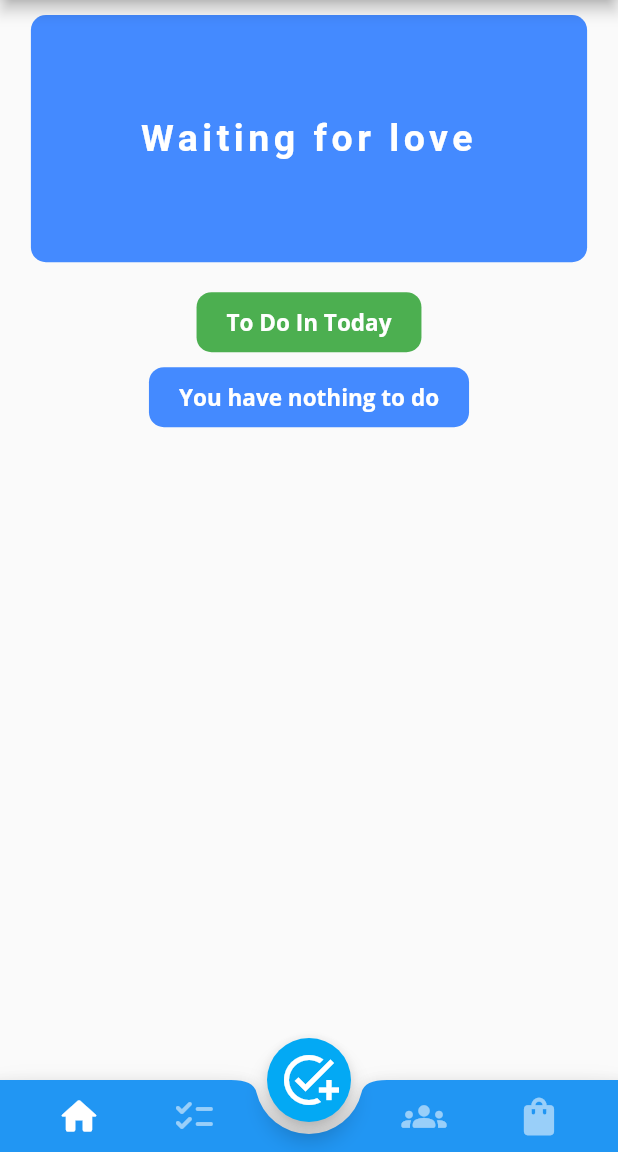
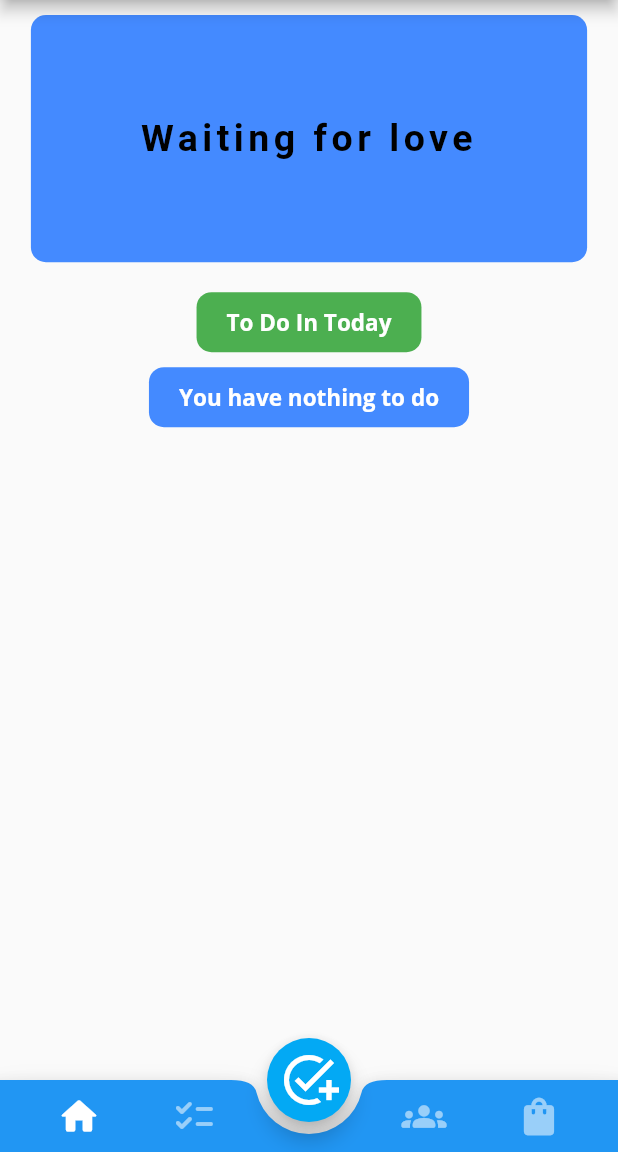
Before and after one commit to SilentCatD/CheckBird, a Flutter app: the screen it shows once a user with an empty profile is signed in, on a phone screen of 412 x 824 dp, the part 84-1236 px from its top. Run offline on Flutter 3.47's test engine with Material 2 defaults, Android fonts, the phone set to English and light mode, and no system bars; our stand-ins replace awesome_notifications, chewie, cloud_firestore, date_time_picker, firebase_auth, firebase_core and 10 more; missing offline and left inert: flutter_material_color_picker, ntp; accounts and stored records are empty; network calls fail; Roboto replaces fonts that are missing (DancingScript).

Commit message:
bug free

```diff
--- a/lib/screens/create_task/create_todo_screen.dart
+++ b/lib/screens/create_task/create_todo_screen.dart
@@ -29,7 +29,7 @@ class _CreateTodoScreenState extends State<CreateTodoScreen> {
   DateTime? _dueDate;
   DateTime? _notification;
   List<bool> _habitLoop = List.filled(7, true);
-  var _habitError = false; // phèn, mà hết cách rồi, nghĩ không ra
+  var _habitError = false; //
   bool _showWarning = false;
 
   @override
--- a/lib/screens/create_task/widgets/create_todo_appbar.dart
+++ b/lib/screens/create_task/widgets/create_todo_appbar.dart
@@ -14,12 +14,13 @@ class CreateTodoAppbar extends StatelessWidget implements PreferredSizeWidget {
       elevation: 0,
       title: Text(
         todoName == null ? "Create todo" : "Edit todo",
-        style: TextStyle(
+        style:  TextStyle(
+          color: Theme.of(context).shadowColor,
             fontWeight: FontWeight.bold),
       ),
       leading: IconButton(
         icon: const Icon(Icons.arrow_back),
-        color: Theme.of(context).primaryColor,
+        color: Theme.of(context).shadowColor,
         onPressed: () {
           Navigator.of(context).pop();
         },
--- a/lib/screens/groups/groups_screen.dart
+++ b/lib/screens/groups/groups_screen.dart
@@ -51,10 +51,10 @@ class GroupScreen extends StatelessWidget {
                       title:  TextField(
                         enabled: false,
                         decoration: InputDecoration(
-                          icon: Icon(Icons.search, color: Theme.of(context).primaryColor,),
+                          icon: Icon(Icons.search, color: Theme.of(context).shadowColor,),
                           hintText: "Search for more groups...",
                           disabledBorder: OutlineInputBorder(
-                            borderSide: BorderSide(width: 1, color: Theme.of(context).primaryColor),
+                            borderSide: BorderSide(width: 1, color: Theme.of(context).shadowColor),
                           ),
                         ),
                       ),
--- a/lib/screens/groups/widgets/create_group/create_group_screen.dart
+++ b/lib/screens/groups/widgets/create_group/create_group_screen.dart
@@ -107,7 +107,7 @@ class _CreateGroupScreenState extends State<CreateGroupScreen> {
                 elevation: 0,
                 leading: IconButton(
                   icon: const Icon(Icons.arrow_back),
-                  color: Theme.of(context).primaryColor,
+                  color: Theme.of(context).shadowColor,
                   onPressed: () {
                     Navigator.of(context).pop();
                   },
--- a/lib/screens/home/home_screen.dart
+++ b/lib/screens/home/home_screen.dart
@@ -2,6 +2,7 @@ import 'package:awesome_notifications/awesome_notifications.dart';
 import 'package:check_bird/screens/home/widgets/list_todo_today.dart';
 import 'package:check_bird/screens/home/widgets/quotes.dart';
 import 'package:check_bird/screens/task/widgets/show_date.dart';
+import 'package:check_bird/utils/theme.dart';
 import 'package:check_bird/widgets/focus/focus_widget.dart';
 import 'package:flutter/material.dart';
 
@@ -61,6 +62,17 @@ class _HomeScreenState extends State<HomeScreen> {
 
   @override
   Widget build(BuildContext context) {
+    AppThemeKeys? currentThemeKey = AppTheme.of(context).getCurrentThemeKey();
+
+    final Color colorAppbar;
+    final Color colorButton;
+    if(currentThemeKey == AppThemeKeys.dark) {
+      colorAppbar = Colors.deepPurple;
+    }
+    else {
+      colorAppbar= Colors.white;
+    }
+
     return Scaffold(
       appBar: AppBar(
         leading: IconButton(
@@ -72,10 +84,12 @@ class _HomeScreenState extends State<HomeScreen> {
         iconTheme: IconThemeData(
           color: Theme.of(context).primaryColor,
         ),
-        backgroundColor: Theme.of(context).backgroundColor,
+        backgroundColor: colorAppbar,
         centerTitle: true,
         title: CircleAvatar(
-          backgroundColor: Colors.white,
+          backgroundColor: colorAppbar,
+          foregroundColor: colorAppbar,
+
           child: Image.asset(
             'assets/images/checkbird-logo.png',
           ),
--- a/lib/screens/home/widgets/quotes.dart
+++ b/lib/screens/home/widgets/quotes.dart
@@ -1,6 +1,7 @@
 import 'dart:async';
 import 'dart:convert';
 
+import 'package:check_bird/utils/theme.dart';
 import 'package:flutter/material.dart';
 import 'package:http/http.dart';
 
@@ -43,6 +44,20 @@ class _QuotesAPISate extends State<QuotesAPI> {
 
   @override
   Widget build(BuildContext context) {
+
+    AppThemeKeys? themeKey = AppTheme.of(context).getCurrentThemeKey();
+
+    late Color cText;
+    late Color cBox;
+
+    if(themeKey == AppThemeKeys.light) {
+        cText = Colors.black;
+    }
+    else {
+        cText = Colors.white;
+    }
+
+
     Size size = MediaQuery.of(context).size;
     return Container(
       margin: const EdgeInsets.only(
@@ -61,27 +76,27 @@ class _QuotesAPISate extends State<QuotesAPI> {
             if(snapshot.data != null){
               String quote = snapshot.data['content'].toString();
               return Padding(
-                padding: const EdgeInsets.all(4.0),
+                padding:  const EdgeInsets.all(4.0),
                 child: Center(
                     child: Text(
                         quote,
                         textAlign: TextAlign.center,
-                        style: const TextStyle(
+                        style:  TextStyle(
                             letterSpacing: 3,
                             fontSize: 25.0,
-                            color: Colors.white,
+                            color: cText,
                             fontFamily: 'DancingScript',
                             fontWeight: FontWeight.bold)
                     )),
               );
             }
-            return const Center(child: Text(
+            return Center(child: Text(
                 "Waiting for love",
                 textAlign: TextAlign.center,
                 style:  TextStyle(
                     letterSpacing: 3,
                     fontSize: 25.0,
-                    color: Colors.white,
+                    color: cText,
                     fontFamily: 'DancingScript',
                     fontWeight: FontWeight.bold)
             ));
--- a/lib/screens/not_implemented/not_implemented_screen.dart
+++ b/lib/screens/not_implemented/not_implemented_screen.dart
@@ -21,7 +21,7 @@ class NotImplementedScreen extends StatelessWidget {
                     Navigator.of(context).pop();
                   },
                   icon: const Icon(Icons.arrow_back_ios),
-                  label: const Text("Go back", style: TextStyle(fontSize: 20, fontWeight: FontWeight.bold),))
+                  label:  Text("Go back", style: TextStyle(fontSize: 20, fontWeight: FontWeight.bold,color: Theme.of(context).shadowColor),))
             ],
           ),
         ),
--- a/lib/utils/theme.dart
+++ b/lib/utils/theme.dart
@@ -32,11 +32,14 @@ class AppTheme extends ChangeNotifier {
 
   ThemeData? getCurrentTheme() => _themes[_themeKeys];
 
+  AppThemeKeys? getCurrentThemeKey() => _themeKeys;
+
   void setTheme(AppThemeKeys themeKey) {
     _themeKeys = themeKey;
     notifyListeners();
   }
 }
+
 
 enum AppThemeKeys { light, dark}
 Map<AppThemeKeys, ThemeData> _themes = {
@@ -44,6 +47,12 @@ Map<AppThemeKeys, ThemeData> _themes = {
       brightness: Brightness.light,
       primarySwatch: Colors.blue,
       fontFamily: 'OpenSans',
+
+      // this is color of text
+      shadowColor: Colors.black,
+
+      // AppBar
+      // this is button color in Appbar
       colorScheme: const ColorScheme.light().copyWith(
         secondary: Colors.lightBlue,
         primary: Colors.blue,
@@ -52,10 +61,13 @@ Map<AppThemeKeys, ThemeData> _themes = {
   AppThemeKeys.dark: ThemeData(
       brightness: Brightness.dark,
       primarySwatch: Colors.purple,
+
+      // this is color of text
+      shadowColor:  Colors.white,
       fontFamily: 'OpenSans',
       colorScheme: const ColorScheme.dark().copyWith(
         secondary: Colors.deepPurple,
-        primary: Colors.white,
+        primary: Colors.black,
       )
   ),
 
```
Also changed, not shown: pubspec.lock, 1 other file.
